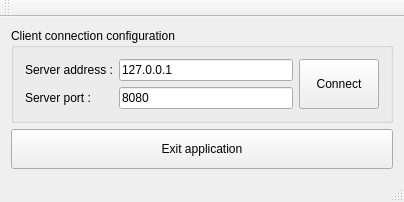
First picture: the form in src/MyCrawler/MyCrawlerClient/ClientMainWindow.ui, repository geogeo28/mycrawler-alpha, before the edit.
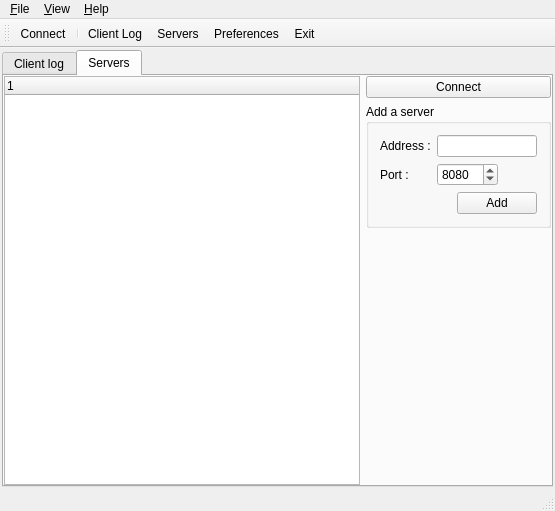
Second picture: the form after the edit. The open tabs and pages were chosen to show the change. Icons and pictures are not drawn. Custom widgets are drawn as their Qt base class.

Commit message: / Initial MyCrawler Client interface. + Added the class LogTreeWidget used to log message. / Added a file widgets.qrc in Components/Widgets. / MyCrawler Server and MyCrawler Client use the same organization concerning settings and main window.

Patch:
```diff
--- a/src/MyCrawler/MyCrawlerClient/ClientMainWindow.ui
+++ b/src/MyCrawler/MyCrawlerClient/ClientMainWindow.ui
@@ -7,145 +7,264 @@
    <rect>
     <x>0</x>
     <y>0</y>
-    <width>389</width>
-    <height>200</height>
+    <width>555</width>
+    <height>511</height>
    </rect>
   </property>
   <property name="windowTitle">
    <string>ClientMainWindow</string>
   </property>
   <widget class="QWidget" name="centralWidget">
-   <layout class="QVBoxLayout" name="verticalLayout_2">
+   <layout class="QVBoxLayout">
+    <property name="spacing">
+     <number>6</number>
+    </property>
+    <property name="margin">
+     <number>2</number>
+    </property>
     <item>
-     <widget class="QGroupBox" name="groupBoxClientConnection">
-      <property name="title">
-       <string>Client connection configuration</string>
+     <widget class="MyQTabWidget" name="tabWidgetForms">
+      <property name="currentIndex">
+       <number>0</number>
       </property>
-      <layout class="QHBoxLayout" name="horizontalLayout_2">
-       <item>
-        <layout class="QHBoxLayout" name="horizontalLayout">
-         <item>
-          <layout class="QGridLayout" name="gridLayout">
-           <item row="0" column="0">
-            <widget class="QLabel" name="lblServerAddress">
-             <property name="text">
-              <string>Server address :</string>
-             </property>
-             <property name="buddy">
-              <cstring>textServerAddress</cstring>
-             </property>
-            </widget>
-           </item>
-           <item row="1" column="0">
-            <widget class="QLabel" name="lblServerPort">
-             <property name="autoFillBackground">
-              <bool>false</bool>
-             </property>
-             <property name="text">
-              <string>Server port :</string>
-             </property>
-             <property name="wordWrap">
-              <bool>false</bool>
-             </property>
-             <property name="buddy">
-              <cstring>textServerPort</cstring>
-             </property>
-            </widget>
-           </item>
-           <item row="0" column="1">
-            <widget class="QLineEdit" name="textServerAddress">
-             <property name="sizePolicy">
-              <sizepolicy hsizetype="Fixed" vsizetype="Fixed">
-               <horstretch>0</horstretch>
-               <verstretch>0</verstretch>
-              </sizepolicy>
-             </property>
-             <property name="minimumSize">
-              <size>
-               <width>174</width>
-               <height>0</height>
-              </size>
-             </property>
-             <property name="inputMask">
-              <string/>
-             </property>
-             <property name="text">
-              <string>127.0.0.1</string>
-             </property>
-             <property name="frame">
-              <bool>true</bool>
-             </property>
-             <property name="echoMode">
-              <enum>QLineEdit::Normal</enum>
-             </property>
-            </widget>
-           </item>
-           <item row="1" column="1">
-            <widget class="QLineEdit" name="textServerPort">
-             <property name="sizePolicy">
-              <sizepolicy hsizetype="Fixed" vsizetype="Fixed">
-               <horstretch>0</horstretch>
-               <verstretch>0</verstretch>
-              </sizepolicy>
-             </property>
-             <property name="minimumSize">
-              <size>
-               <width>174</width>
-               <height>0</height>
-              </size>
-             </property>
-             <property name="inputMask">
-              <string>00000; </string>
-             </property>
-             <property name="text">
-              <string>8080</string>
-             </property>
-            </widget>
-           </item>
-          </layout>
-         </item>
-         <item>
-          <widget class="QPushButton" name="buttonClientConnect">
-           <property name="sizePolicy">
-            <sizepolicy hsizetype="Preferred" vsizetype="Preferred">
-             <horstretch>0</horstretch>
-             <verstretch>0</verstretch>
-            </sizepolicy>
+      <widget class="QWidget" name="tabClientLog">
+       <attribute name="title">
+        <string>Client log</string>
+       </attribute>
+       <layout class="QVBoxLayout">
+        <property name="margin">
+         <number>0</number>
+        </property>
+        <item>
+         <widget class="CLogTreeWidget" name="treeWidgetClientLog">
+          <property name="autoScroll">
+           <bool>false</bool>
+          </property>
+          <property name="editTriggers">
+           <set>QAbstractItemView::NoEditTriggers</set>
+          </property>
+          <property name="selectionMode">
+           <enum>QAbstractItemView::NoSelection</enum>
+          </property>
+          <property name="iconSize">
+           <size>
+            <width>16</width>
+            <height>16</height>
+           </size>
+          </property>
+          <property name="rootIsDecorated">
+           <bool>false</bool>
+          </property>
+          <property name="itemsExpandable">
+           <bool>false</bool>
+          </property>
+          <property name="allColumnsShowFocus">
+           <bool>true</bool>
+          </property>
+          <property name="wordWrap">
+           <bool>true</bool>
+          </property>
+          <property name="expandsOnDoubleClick">
+           <bool>false</bool>
+          </property>
+          <column>
+           <property name="text">
+            <string notr="true">1</string>
            </property>
+          </column>
+         </widget>
+        </item>
+       </layout>
+      </widget>
+      <widget class="QWidget" name="tabServers">
+       <attribute name="title">
+        <string>Servers</string>
+       </attribute>
+       <layout class="QHBoxLayout">
+        <property name="margin">
+         <number>0</number>
+        </property>
+        <item>
+         <widget class="QTreeWidget" name="treeWidgetServers">
+          <property name="autoScroll">
+           <bool>false</bool>
+          </property>
+          <property name="editTriggers">
+           <set>QAbstractItemView::NoEditTriggers</set>
+          </property>
+          <property name="selectionMode">
+           <enum>QAbstractItemView::NoSelection</enum>
+          </property>
+          <property name="iconSize">
+           <size>
+            <width>16</width>
+            <height>16</height>
+           </size>
+          </property>
+          <property name="rootIsDecorated">
+           <bool>false</bool>
+          </property>
+          <property name="itemsExpandable">
+           <bool>false</bool>
+          </property>
+          <property name="allColumnsShowFocus">
+           <bool>true</bool>
+          </property>
+          <property name="wordWrap">
+           <bool>true</bool>
+          </property>
+          <property name="expandsOnDoubleClick">
+           <bool>false</bool>
+          </property>
+          <column>
            <property name="text">
-            <string>Connect</string>
+            <string notr="true">1</string>
            </property>
-          </widget>
-         </item>
-         <item>
-          <spacer name="horizontalSpacer">
-           <property name="orientation">
-            <enum>Qt::Horizontal</enum>
-           </property>
-           <property name="sizeHint" stdset="0">
-            <size>
-             <width>40</width>
-             <height>20</height>
-            </size>
-           </property>
-          </spacer>
-         </item>
-        </layout>
-       </item>
-      </layout>
-     </widget>
-    </item>
-    <item>
-     <widget class="QPushButton" name="buttonQuit">
-      <property name="minimumSize">
-       <size>
-        <width>0</width>
-        <height>40</height>
-       </size>
-      </property>
-      <property name="text">
-       <string>Exit application</string>
-      </property>
+          </column>
+         </widget>
+        </item>
+        <item>
+         <layout class="QVBoxLayout">
+          <item>
+           <widget class="QPushButton" name="buttonConnectDisconnect">
+            <property name="text">
+             <string>Connect</string>
+            </property>
+           </widget>
+          </item>
+          <item>
+           <widget class="QGroupBox" name="groupBoxAddServer">
+            <property name="sizePolicy">
+             <sizepolicy hsizetype="Fixed" vsizetype="Preferred">
+              <horstretch>0</horstretch>
+              <verstretch>0</verstretch>
+             </sizepolicy>
+            </property>
+            <property name="title">
+             <string>Add a server</string>
+            </property>
+            <layout class="QVBoxLayout">
+             <item>
+              <layout class="QFormLayout">
+               <item row="0" column="0">
+                <widget class="QLabel" name="lblAddServerAddress">
+                 <property name="text">
+                  <string>Address :</string>
+                 </property>
+                 <property name="buddy">
+                  <cstring>textAddServerAddress</cstring>
+                 </property>
+                </widget>
+               </item>
+               <item row="0" column="1">
+                <widget class="QLineEdit" name="textAddServerAddress">
+                 <property name="sizePolicy">
+                  <sizepolicy hsizetype="Fixed" vsizetype="Fixed">
+                   <horstretch>0</horstretch>
+                   <verstretch>0</verstretch>
+                  </sizepolicy>
+                 </property>
+                 <property name="minimumSize">
+                  <size>
+                   <width>100</width>
+                   <height>0</height>
+                  </size>
+                 </property>
+                 <property name="maximumSize">
+                  <size>
+                   <width>100</width>
+                   <height>16777215</height>
+                  </size>
+                 </property>
+                 <property name="baseSize">
+                  <size>
+                   <width>0</width>
+                   <height>0</height>
+                  </size>
+                 </property>
+                </widget>
+               </item>
+               <item row="1" column="0">
+                <widget class="QLabel" name="lblAddServerPort">
+                 <property name="text">
+                  <string>Port :</string>
+                 </property>
+                 <property name="buddy">
+                  <cstring>spinBoxAddServerPort</cstring>
+                 </property>
+                </widget>
+               </item>
+               <item row="1" column="1">
+                <widget class="QSpinBox" name="spinBoxAddServerPort">
+                 <property name="sizePolicy">
+                  <sizepolicy hsizetype="Fixed" vsizetype="Fixed">
+                   <horstretch>0</horstretch>
+                   <verstretch>0</verstretch>
+                  </sizepolicy>
+                 </property>
+                 <property name="minimumSize">
+                  <size>
+                   <width>60</width>
+                   <height>0</height>
+                  </size>
+                 </property>
+                 <property name="minimum">
+                  <number>1</number>
+                 </property>
+                 <property name="maximum">
+                  <number>65535</number>
+                 </property>
+                 <property name="value">
+                  <number>8080</number>
+                 </property>
+                </widget>
+               </item>
+              </layout>
+             </item>
+             <item>
+              <layout class="QHBoxLayout">
+               <item>
+                <spacer>
+                 <property name="orientation">
+                  <enum>Qt::Horizontal</enum>
+                 </property>
+                 <property name="sizeHint" stdset="0">
+                  <size>
+                   <width>0</width>
+                   <height>0</height>
+                  </size>
+                 </property>
+                </spacer>
+               </item>
+               <item>
+                <widget class="QPushButton" name="buttonAddServer">
+                 <property name="text">
+                  <string>Add</string>
+                 </property>
+                </widget>
+               </item>
+              </layout>
+             </item>
+            </layout>
+           </widget>
+          </item>
+          <item>
+           <spacer name="verticalSpacer">
+            <property name="orientation">
+             <enum>Qt::Vertical</enum>
+            </property>
+            <property name="sizeHint" stdset="0">
+             <size>
+              <width>20</width>
+              <height>40</height>
+             </size>
+            </property>
+           </spacer>
+          </item>
+         </layout>
+        </item>
+       </layout>
+      </widget>
      </widget>
     </item>
    </layout>
@@ -155,23 +274,239 @@
     <rect>
      <x>0</x>
      <y>0</y>
-     <width>389</width>
+     <width>555</width>
      <height>21</height>
     </rect>
    </property>
+   <widget class="QMenu" name="menuFile">
+    <property name="title">
+     <string>&amp;File</string>
+    </property>
+    <addaction name="doFilePreferences"/>
+    <addaction name="separator"/>
+    <addaction name="doFileExit"/>
+   </widget>
+   <widget class="QMenu" name="menuView">
+    <property name="title">
+     <string>&amp;View</string>
+    </property>
+    <widget class="QMenu" name="menuViewToolBars">
+     <property name="title">
+      <string>Toolbars</string>
+     </property>
+    </widget>
+    <addaction name="menuViewToolBars"/>
+    <addaction name="doViewStatusBar"/>
+   </widget>
+   <widget class="QMenu" name="menuHelp">
+    <property name="title">
+     <string>&amp;Help</string>
+    </property>
+    <addaction name="doHelpAbout"/>
+    <addaction name="doHelpAboutQt"/>
+   </widget>
+   <addaction name="menuFile"/>
+   <addaction name="menuView"/>
+   <addaction name="menuHelp"/>
   </widget>
   <widget class="QToolBar" name="mainToolBar">
+   <property name="sizePolicy">
+    <sizepolicy hsizetype="Expanding" vsizetype="Preferred">
+     <horstretch>0</horstretch>
+     <verstretch>0</verstretch>
+    </sizepolicy>
+   </property>
+   <property name="windowTitle">
+    <string>Main menu</string>
+   </property>
+   <property name="iconSize">
+    <size>
+     <width>64</width>
+     <height>64</height>
+    </size>
+   </property>
+   <property name="toolButtonStyle">
+    <enum>Qt::ToolButtonTextUnderIcon</enum>
+   </property>
+   <property name="floatable">
+    <bool>false</bool>
+   </property>
    <attribute name="toolBarArea">
     <enum>TopToolBarArea</enum>
    </attribute>
    <attribute name="toolBarBreak">
     <bool>false</bool>
    </attribute>
+   <addaction name="doMainToolBarConnectDisconnect"/>
+   <addaction name="separator"/>
+   <addaction name="doMainToolBarClientLog"/>
+   <addaction name="doMainToolBarServers"/>
+   <addaction name="doMainToolBarPreferences"/>
+   <addaction name="doMainToolBarExit"/>
   </widget>
   <widget class="QStatusBar" name="statusBar"/>
+  <action name="doMainToolBarExit">
+   <property name="icon">
+    <iconset resource="resources.qrc">
+     <normaloff>:/MainToolBar/ExitIcon</normaloff>:/MainToolBar/ExitIcon</iconset>
+   </property>
+   <property name="text">
+    <string>Exit</string>
+   </property>
+   <property name="toolTip">
+    <string>Exit the application</string>
+   </property>
+  </action>
+  <action name="doMainToolBarPreferences">
+   <property name="icon">
+    <iconset resource="resources.qrc">
+     <normaloff>:/MainToolBar/PreferencesIcon</normaloff>:/MainToolBar/PreferencesIcon</iconset>
+   </property>
+   <property name="text">
+    <string>Preferences</string>
+   </property>
+   <property name="iconText">
+    <string>Preferences</string>
+   </property>
+   <property name="toolTip">
+    <string>Preferences dialog</string>
+   </property>
+   <property name="menuRole">
+    <enum>QAction::PreferencesRole</enum>
+   </property>
+  </action>
+  <action name="doFileExit">
+   <property name="icon">
+    <iconset resource="resources.qrc">
+     <normaloff>:/Menu/ExitIcon</normaloff>:/Menu/ExitIcon</iconset>
+   </property>
+   <property name="text">
+    <string>Exit</string>
+   </property>
+   <property name="toolTip">
+    <string>Exit application</string>
+   </property>
+   <property name="shortcut">
+    <string>Ctrl+Q</string>
+   </property>
+   <property name="menuRole">
+    <enum>QAction::QuitRole</enum>
+   </property>
+  </action>
+  <action name="doViewStatusBar">
+   <property name="checkable">
+    <bool>true</bool>
+   </property>
+   <property name="checked">
+    <bool>true</bool>
+   </property>
+   <property name="text">
+    <string>Status bar</string>
+   </property>
+  </action>
+  <action name="doHelpAbout">
+   <property name="text">
+    <string>About</string>
+   </property>
+   <property name="menuRole">
+    <enum>QAction::AboutRole</enum>
+   </property>
+  </action>
+  <action name="doHelpAboutQt">
+   <property name="icon">
+    <iconset resource="resources.qrc">
+     <normaloff>:/Menu/AboutQtIcon</normaloff>:/Menu/AboutQtIcon</iconset>
+   </property>
+   <property name="text">
+    <string>About Qt</string>
+   </property>
+   <property name="menuRole">
+    <enum>QAction::AboutQtRole</enum>
+   </property>
+  </action>
+  <action name="doFilePreferences">
+   <property name="icon">
+    <iconset resource="resources.qrc">
+     <normaloff>:/Menu/PreferencesIcon</normaloff>:/Menu/PreferencesIcon</iconset>
+   </property>
+   <property name="text">
+    <string>Preferences</string>
+   </property>
+   <property name="shortcut">
+    <string>Ctrl+P</string>
+   </property>
+   <property name="menuRole">
+    <enum>QAction::PreferencesRole</enum>
+   </property>
+  </action>
+  <action name="doMainToolBarClientLog">
+   <property name="checkable">
+    <bool>true</bool>
+   </property>
+   <property name="icon">
+    <iconset resource="resources.qrc">
+     <normaloff>:/MainToolBar/ClientLogIcon</normaloff>:/MainToolBar/ClientLogIcon</iconset>
+   </property>
+   <property name="text">
+    <string>Client Log</string>
+   </property>
+   <property name="toolTip">
+    <string>Show client log</string>
+   </property>
+   <property name="FormIndex" stdset="0">
+    <number>0</number>
+   </property>
+  </action>
+  <action name="doMainToolBarServers">
+   <property name="checkable">
+    <bool>true</bool>
+   </property>
+   <property name="icon">
+    <iconset resource="resources.qrc">
+     <normaloff>:/MainToolBar/ServersIcon</normaloff>
+     <normalon>:/MainToolBar/ServerUnconnectedIcon</normalon>:/MainToolBar/ServersIcon</iconset>
+   </property>
+   <property name="text">
+    <string>Servers</string>
+   </property>
+   <property name="toolTip">
+    <string>Servers list</string>
+   </property>
+   <property name="FormIndex" stdset="0">
+    <number>1</number>
+   </property>
+  </action>
+  <action name="doMainToolBarConnectDisconnect">
+   <property name="icon">
+    <iconset resource="resources.qrc">
+     <normaloff>:/MainToolBar/UnconnectedIcon</normaloff>
+     <normalon>:/MainToolBar/ConnectedIcon</normalon>:/MainToolBar/UnconnectedIcon</iconset>
+   </property>
+   <property name="text">
+    <string>Connect</string>
+   </property>
+   <property name="toolTip">
+    <string>Connect / Disconnect</string>
+   </property>
+  </action>
  </widget>
  <layoutdefault spacing="6" margin="11"/>
- <resources/>
+ <customwidgets>
+  <customwidget>
+   <class>MyQTabWidget</class>
+   <extends>QTabWidget</extends>
+   <header>../Components/Widgets/MyQTabWidget.h</header>
+   <container>1</container>
+  </customwidget>
+  <customwidget>
+   <class>CLogTreeWidget</class>
+   <extends>QTreeWidget</extends>
+   <header>../Components/Widgets/LogTreeWidget.h</header>
+  </customwidget>
+ </customwidgets>
+ <resources>
+  <include location="resources.qrc"/>
+ </resources>
  <connections>
   <connection>
    <sender>buttonQuit</sender>
```
Left out of the diff: 62 changed lines with no effect on the pictures. The commit also changes 55 other files.
